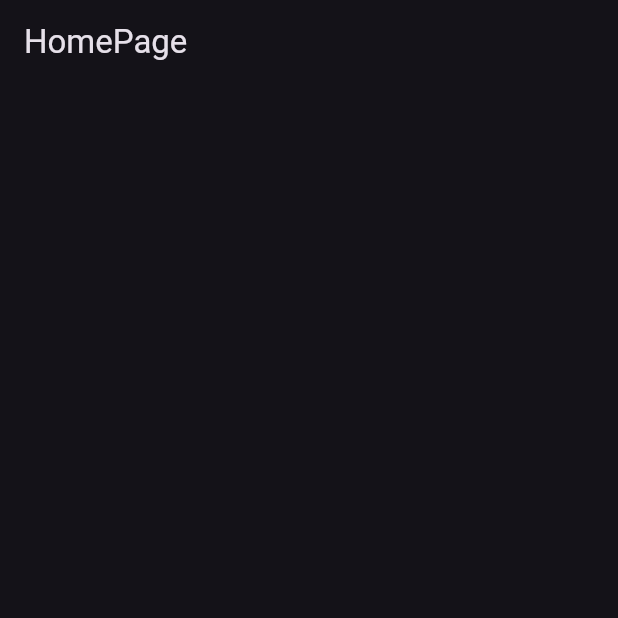
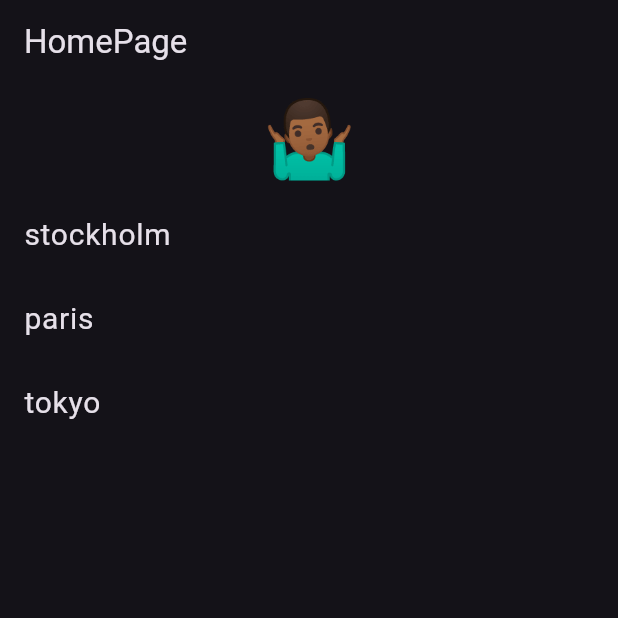
Before and after one commit to DeleMike/Riverpods, a Flutter app: the screen it shows after launch, on a phone screen of 412 x 824 dp, the top half of it. Run offline on Flutter 3.47's test engine with Material 3 defaults, Android fonts, the phone set to English and light mode, and no system bars; our stand-ins replace hooks_riverpod.

Commit message:
build weather functions

```diff
--- a/example3/lib/weather.dart
+++ b/example3/lib/weather.dart
@@ -8,6 +8,8 @@
   paris,
   tokyo,
 }
+
+const unknownWeatherEmoji = '🤷🏾‍♂️';
 
 Future<WeatherEmoji> getWeather(City city) {
   return Future.delayed(
@@ -20,13 +22,58 @@
   );
 }
 
+final currentCityProvider = StateProvider<City?>((ref) => null);
+
+final weatherProvider = FutureProvider<WeatherEmoji>((ref) {
+  final city = ref.watch(currentCityProvider);
+  if (city != null) {
+    return getWeather(city);
+  }
+  return unknownWeatherEmoji;
+});
+
 class WeatherPage extends ConsumerWidget {
   const WeatherPage({super.key});
 
   @override
   Widget build(BuildContext context, WidgetRef ref) {
+    final weather = ref.watch(weatherProvider);
     return Scaffold(
-      appBar: AppBar(title: Text('HomePage')),
+      appBar: AppBar(
+        title: Text('HomePage'),
+      ),
+      body: Column(
+        children: [
+          weather.when(
+              data: (data) => Text(
+                    data,
+                    style: const TextStyle(fontSize: 50),
+                  ),
+              error: (_, __) => const Text(
+                    unknownWeatherEmoji,
+                    style: TextStyle(fontSize: 50),
+                  ),
+              loading: () => const CircularProgressIndicator()),
+          Expanded(
+            child: ListView.builder(
+                itemCount: City.values.length,
+                itemBuilder: (ctx, index) {
+                  final city = City.values[index];
+                  final isSelected = city == ref.watch(currentCityProvider);
+
+                  return ListTile(
+                    title: Text(
+                      city.name,
+                      style: const TextStyle(fontSize: 20),
+                    ),
+                    trailing: isSelected ? const Icon(Icons.check) : null,
+                    onTap: () =>
+                        ref.read(currentCityProvider.notifier).state = city,
+                  );
+                }),
+          )
+        ],
+      ),
     );
   }
 }
```
